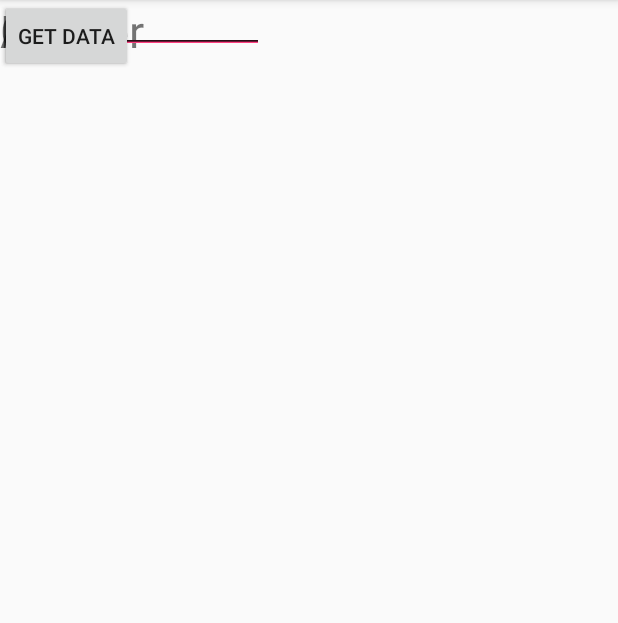
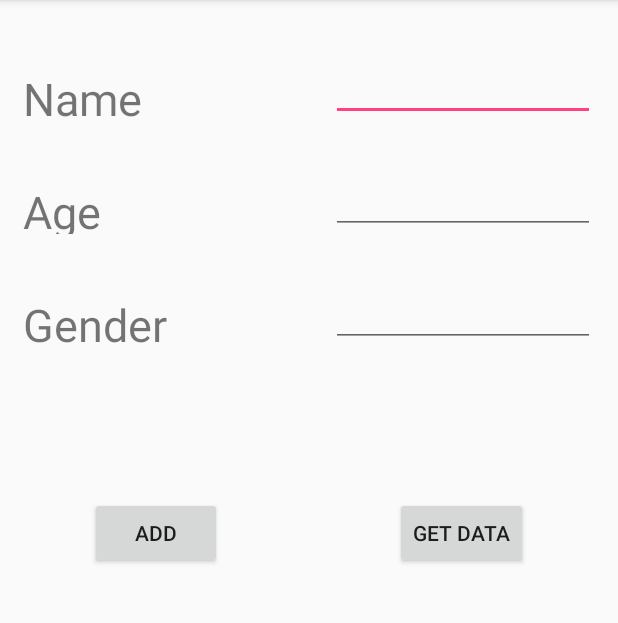
Before and after one commit to juggernautjosh5/myContactApp, an Android app: the screen it shows after launch (MainActivity), after a tap on "ADD", on a phone screen of 412 x 824 dp, the part 84-707 px from its top. Run offline under Robolectric (Android 15) with nearby library versions, the phone set to English and light mode, and no system bars.

Commit message:
UPDATE 5/17 Joshua Fuller
More like belongs in the trash

```diff
--- a/myContactApp/app/src/main/java/com/example/macbookstudiopro/mycontactapp/DataBaseHelper.java
+++ b/myContactApp/app/src/main/java/com/example/macbookstudiopro/mycontactapp/DataBaseHelper.java
@@ -46,8 +46,11 @@ public class DataBaseHelper extends SQLiteOpenHelper{
         contentValues.put(COL_4, gender );
 
         long result = db.insert(TABLE_NAME, null, contentValues);
-        if(result == -1) return false;
-        else return true;
+        if(result == -1) {
+            return false;
+        } else {
+            return true;
+        }
     }
 
     public Cursor getAllData(){
--- a/myContactApp/app/src/main/res/layout/activity_main.xml
+++ b/myContactApp/app/src/main/res/layout/activity_main.xml
@@ -13,8 +13,10 @@
         android:text="Age"
         android:textAlignment="viewStart"
         android:textSize="30sp"
-        tools:layout_editor_absoluteX="16dp"
-        tools:layout_editor_absoluteY="120dp" />
+        android:layout_marginTop="40dp"
+        app:layout_constraintTop_toBottomOf="@+id/textView2"
+        android:layout_marginLeft="15dp"
+        app:layout_constraintLeft_toLeftOf="parent" />
 
     <TextView
         android:id="@+id/textView3"
@@ -23,8 +25,10 @@
         android:text="Gender"
         android:textAlignment="viewStart"
         android:textSize="30sp"
-        tools:layout_editor_absoluteX="16dp"
-        tools:layout_editor_absoluteY="196dp" />
+        android:layout_marginTop="40dp"
+        app:layout_constraintTop_toBottomOf="@+id/textView"
+        android:layout_marginLeft="15dp"
+        app:layout_constraintLeft_toLeftOf="parent" />
 
     <TextView
         android:id="@+id/textView2"
@@ -33,8 +37,10 @@
         android:text="Name"
         android:textAlignment="viewStart"
         android:textSize="30sp"
-        tools:layout_editor_absoluteX="16dp"
-        tools:layout_editor_absoluteY="44dp" />
+        app:layout_constraintTop_toTopOf="parent"
+        android:layout_marginTop="45dp"
+        android:layout_marginLeft="15dp"
+        app:layout_constraintLeft_toLeftOf="parent" />
 
     <EditText
         android:id="@+id/editText_Name"
@@ -42,8 +48,10 @@
         android:layout_height="35dp"
         android:ems="10"
         android:inputType="textPersonName"
-        tools:layout_editor_absoluteX="128dp"
-        tools:layout_editor_absoluteY="44dp" />
+        app:layout_constraintTop_toTopOf="parent"
+        android:layout_marginTop="45dp"
+        android:layout_marginRight="15dp"
+        app:layout_constraintRight_toRightOf="parent" />
 
     <EditText
         android:id="@+id/editText_Gender"
@@ -51,8 +59,10 @@
         android:layout_height="35dp"
         android:ems="10"
         android:inputType="textPersonName"
-        tools:layout_editor_absoluteX="128dp"
-        tools:layout_editor_absoluteY="196dp" />
+        android:layout_marginRight="15dp"
+        app:layout_constraintRight_toRightOf="parent"
+        android:layout_marginTop="40dp"
+        app:layout_constraintTop_toBottomOf="@+id/editText_Age" />
 
     <EditText
         android:id="@+id/editText_Age"
@@ -60,8 +70,10 @@
         android:layout_height="35dp"
         android:ems="10"
         android:inputType="textPersonName"
-        tools:layout_editor_absoluteX="128dp"
-        tools:layout_editor_absoluteY="120dp" />
+        android:layout_marginTop="40dp"
+        app:layout_constraintTop_toBottomOf="@+id/editText_Name"
+        android:layout_marginRight="15dp"
+        app:layout_constraintRight_toRightOf="parent" />
 
     <Button
         android:id="@+id/button_add"
@@ -70,8 +82,10 @@
         android:nestedScrollingEnabled="true"
         android:onClick="addData"
         android:text="Add"
-        tools:layout_editor_absoluteX="37dp"
-        tools:layout_editor_absoluteY="374dp" />
+        android:layout_marginTop="100dp"
+        app:layout_constraintTop_toBottomOf="@+id/textView3"
+        android:layout_marginLeft="60dp"
+        app:layout_constraintLeft_toLeftOf="parent" />
 
     <Button
         android:id="@+id/button_getData"
@@ -79,7 +93,9 @@
         android:layout_height="wrap_content"
         android:onClick="viewData"
         android:text="Get Data"
-        tools:layout_editor_absoluteX="175dp"
-        tools:layout_editor_absoluteY="374dp" />
+        android:layout_marginTop="100dp"
+        app:layout_constraintTop_toBottomOf="@+id/editText_Gender"
+        android:layout_marginRight="60dp"
+        app:layout_constraintRight_toRightOf="parent" />
 
 </android.support.constraint.ConstraintLayout>
```
